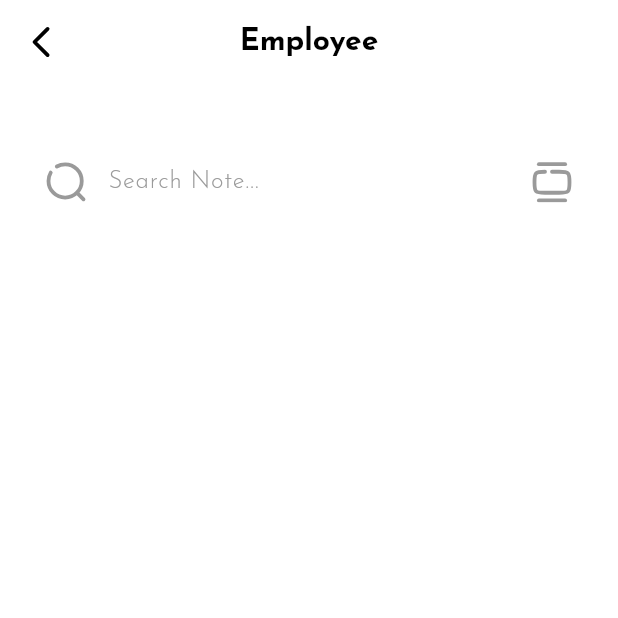
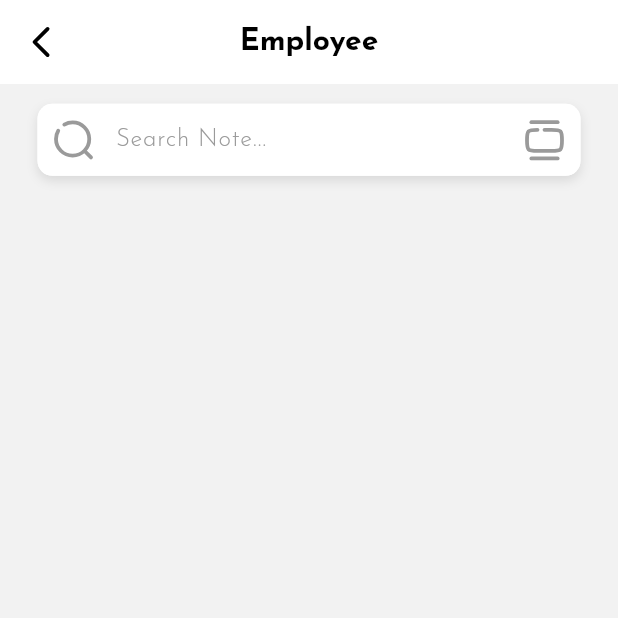
Before and after one commit to adimaulanaa/absensi-with-ktp, a Flutter app: the ViewAllEmployee screen opened directly, on a phone screen of 412 x 824 dp, the top half of it. Run offline on Flutter 3.47's test engine with Material 3 defaults, Android fonts, the phone set to English and light mode, and no system bars; our stand-ins replace camera, dartz, device_info_plus, dio, equatable, flutter_bloc and 6 more; missing offline and left inert: flutter_nfc_kit, google_mlkit_commons, google_mlkit_face_detection; accounts and stored records are empty.

Commit message:
fix view all employee attendance

```diff
--- a/lib/features/dashboard/presentation/pages/view_all_employee.dart
+++ b/lib/features/dashboard/presentation/pages/view_all_employee.dart
@@ -11,6 +11,7 @@ import 'package:attendance_ktp/features/dashboard/presentation/bloc/dashboard_st
 import 'package:flutter/material.dart';
 import 'package:flutter_bloc/flutter_bloc.dart';
 import 'package:flutter_svg/svg.dart';
+import 'package:intl/intl.dart';
 
 class ViewAllEmployee extends StatefulWidget {
   const ViewAllEmployee({super.key});
@@ -22,6 +23,7 @@ class ViewAllEmployee extends StatefulWidget {
 class _ViewAllEmployeeState extends State<ViewAllEmployee> {
   final searchController = TextEditingController();
   List<EmployeeModel> allEmployee = [];
+  List<EmployeeModel> employee = [];
 
   @override
   void initState() {
@@ -33,7 +35,7 @@ class _ViewAllEmployeeState extends State<ViewAllEmployee> {
   Widget build(BuildContext context) {
     Size size = MediaQuery.of(context).size;
     return Scaffold(
-      backgroundColor: AppColors.bgScreen,
+      backgroundColor: AppColors.bgGreySecond,
       appBar: AppBar(
         backgroundColor: AppColors.bgScreen,
         centerTitle: true,
@@ -74,6 +76,7 @@ class _ViewAllEmployeeState extends State<ViewAllEmployee> {
           } else if (state is EmployeeLoaded) {
             if (state.data.isNotEmpty) {
               allEmployee = state.data;
+              employee = allEmployee;
             }
           }
         },
@@ -104,9 +107,21 @@ class _ViewAllEmployeeState extends State<ViewAllEmployee> {
         padding: const EdgeInsets.only(left: 15, right: 15),
         child: Column(
           children: [
-            SizedBox(height: size.height * 0.05),
+            SizedBox(height: size.height * 0.01),
             Padding(
-              padding: const EdgeInsets.only(left: 5, right: 5),
+              padding: const EdgeInsets.symmetric(horizontal: 10, vertical: 5),
+              child: Container(
+                decoration: BoxDecoration(
+                  color: Colors.white, // Kotak warna putih
+                  borderRadius: BorderRadius.circular(10.0),
+                  boxShadow: [
+                    BoxShadow(
+                      color: Colors.black.withOpacity(0.1),
+                      blurRadius: 5,
+                      offset: const Offset(0, 3), // Bayangan bawah
+                    ),
+                  ],
+                ),
                 child: TextFormField(
                   controller: searchController,
                   decoration: InputDecoration(
@@ -117,42 +132,41 @@ class _ViewAllEmployeeState extends State<ViewAllEmployee> {
                     ),
                     border: OutlineInputBorder(
                       borderRadius: BorderRadius.circular(10.0),
+                      borderSide: BorderSide.none,
                     ),
                     enabledBorder: OutlineInputBorder(
-                    borderSide: const BorderSide(
-                      color: AppColors.bgTrans,
-                      width: 1.0,
+                      borderRadius: BorderRadius.circular(10.0),
+                      borderSide: BorderSide.none,
                     ),
+                    focusedBorder: OutlineInputBorder(
                       borderRadius: BorderRadius.circular(10.0),
+                      borderSide: const BorderSide(color: Colors.blue, width: 1.5),
                     ),
-                  focusedBorder: InputBorder.none,
                     filled: true,
-                  fillColor: AppColors.bgColor,
-                  // Menambahkan ikon di kiri
+                    fillColor: Colors.white, // Pastikan fillColor juga putih
                     prefixIcon: Padding(
                       padding: const EdgeInsets.all(10.0),
                       child: SvgPicture.asset(
-                      MediaRes.dSearch, // Ganti dengan ikon kiri yang sesuai
+                        MediaRes.dSearch,
                         // ignore: deprecated_member_use
                         color: AppColors.bgGrey,
-                      width: 20, // Sesuaikan ukuran ikon
+                        width: 20,
                       ),
                     ),
-                  // Ikon di kanan tetap ada
                     suffixIcon: Padding(
                       padding: const EdgeInsets.all(10.0),
                       child: InkWell(
                         splashFactory: NoSplash.splashFactory,
                         highlightColor: Colors.transparent,
                         onTap: () {
-                        // searchController.text = '';
-                        // search('');
+                          searchController
+                              .clear(); // Menghapus teks saat diklik
                         },
                         child: SvgPicture.asset(
                           MediaRes.dSearchRight,
                           // ignore: deprecated_member_use
                           color: AppColors.bgGrey,
-                        width: 20, // Sesuaikan ukuran ikon
+                          width: 20,
                         ),
                       ),
                     ),
@@ -160,7 +174,7 @@ class _ViewAllEmployeeState extends State<ViewAllEmployee> {
                         vertical: 12.0, horizontal: 14.0),
                   ),
                   onChanged: (value) {
-                  // search(value);
+                    search(value);
                   },
                   maxLines: 1,
                   style: blackTextstyle.copyWith(
@@ -169,12 +183,13 @@ class _ViewAllEmployeeState extends State<ViewAllEmployee> {
                   ),
                 ),
               ),
+            ),
             SizedBox(height: size.height * 0.05),
             SingleChildScrollView(
               child: Padding(
-                padding: const EdgeInsets.only(left: 20, right: 20),
+                padding: const EdgeInsets.only(left: 10, right: 10),
                 child: Column(
-                  children: allEmployee.map((e) {
+                  children: employee.map((e) {
                     return listEmployee(size, e);
                   }).toList(),
                 ),
@@ -185,20 +200,42 @@ class _ViewAllEmployeeState extends State<ViewAllEmployee> {
       ),
     );
   }
+
+  void search(String query) {
+    final lowerCaseQuery = query.toLowerCase(); // Pencarian berdasarkan nama
+
+    List<EmployeeModel> init = allEmployee;
+    employee = [];
+    setState(() {
+      employee = init.where((e) {
+        final applicantName = e.name!.toLowerCase(); // Nama pelamar
+
+        // Pencocokan query dengan nama pelamar
+        bool matchesQuery = applicantName.contains(lowerCaseQuery);
+
+        return matchesQuery;
+      }).toList();
+    });
+  }
 }
 
 Widget listEmployee(
   Size size,
   EmployeeModel e,
 ) {
+  String formattedDate = DateFormat('dd MMMM yyyy').format(e.createdOn!);
+  String formattedTime = DateFormat('HH:mm:ss').format(e.createdOn!);
   return Container(
-    height: size.height * 0.05,
-    padding: const EdgeInsets.only(left: 20, right: 20),
+    // height: size.height * 0.05,
+    padding: const EdgeInsets.only(left: 20, right: 20, top: 5, bottom: 5),
     decoration: BoxDecoration(
       color: Colors.green,
       borderRadius: BorderRadius.circular(8),
     ),
-    child: Row(
+    child: Column(
+      crossAxisAlignment: CrossAxisAlignment.center,
+      children: [
+        Row(
           mainAxisAlignment: MainAxisAlignment.spaceBetween,
           children: [
             Text(
@@ -222,5 +259,32 @@ Widget listEmployee(
             ),
           ],
         ),
+        const SizedBox(height: 5),
+        Row(
+          mainAxisAlignment: MainAxisAlignment.spaceBetween,
+          children: [
+            Text(
+              formattedDate,
+              style: whiteTextstyle.copyWith(
+                fontSize: 12,
+                fontWeight: medium,
+              ),
+              overflow: TextOverflow.ellipsis,
+              maxLines: 1,
+            ),
+            const SizedBox(width: 5),
+            Text(
+              formattedTime,
+              style: whiteTextstyle.copyWith(
+                fontSize: 12,
+                fontWeight: medium,
+              ),
+              overflow: TextOverflow.ellipsis,
+              maxLines: 1,
+            ),
+          ],
+        ),
+      ],
+    ),
   );
 }
```
Lines whose indentation alone changed are shown as unchanged.
